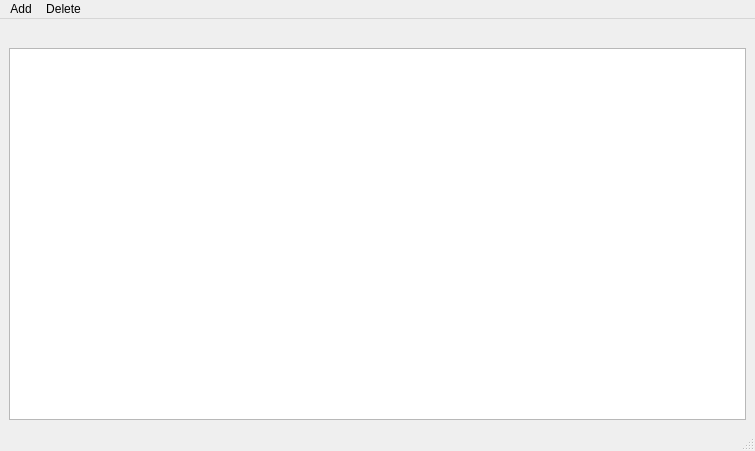
This is MyProj/mainwindow.ui in shahabbadihi/airport_managementt as Qt 5 draws it before an edit. The edited form follows.
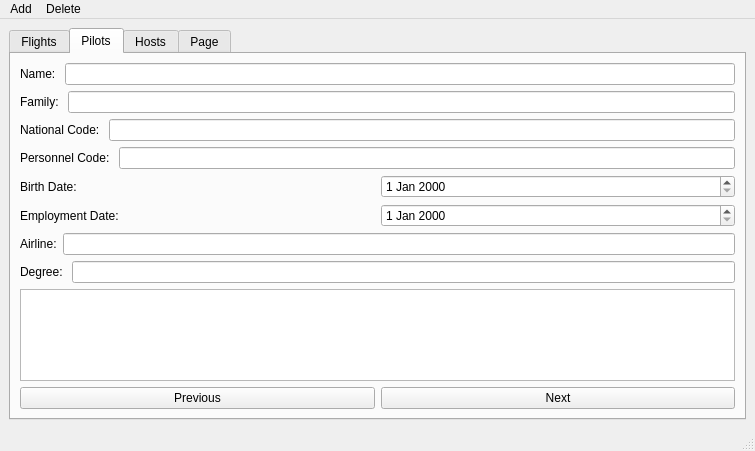
This is the edited form. The open tabs and pages were chosen to show the change.

Commit message: add pilots page INIT

```diff
--- a/MyProj/mainwindow.ui
+++ b/MyProj/mainwindow.ui
@@ -14,17 +14,200 @@
    <string>MainWindow</string>
   </property>
   <widget class="QWidget" name="centralwidget">
-   <layout class="QVBoxLayout" name="verticalLayout">
+   <layout class="QHBoxLayout" name="horizontalLayout">
     <item>
-     <widget class="QLabel" name="lblClock">
-      <property name="text">
-       <string/>
+     <widget class="QTabWidget" name="tabWidget">
+      <property name="enabled">
+       <bool>true</bool>
       </property>
+      <property name="currentIndex">
+       <number>0</number>
+      </property>
+      <property name="usesScrollButtons">
+       <bool>true</bool>
+      </property>
+      <property name="documentMode">
+       <bool>false</bool>
+      </property>
+      <property name="tabsClosable">
+       <bool>false</bool>
+      </property>
+      <property name="movable">
+       <bool>false</bool>
+      </property>
+      <widget class="QWidget" name="tabFlights">
+       <attribute name="title">
+        <string>Flights</string>
+       </attribute>
+       <layout class="QVBoxLayout" name="verticalLayout_2">
+        <item>
+         <widget class="QLabel" name="lblClock">
+          <property name="text">
+           <string/>
+          </property>
+         </widget>
+        </item>
+        <item>
+         <widget class="QTableView" name="tableView"/>
+        </item>
+       </layout>
+      </widget>
+      <widget class="QWidget" name="tabPilots">
+       <attribute name="title">
+        <string>Pilots</string>
+       </attribute>
+       <layout class="QVBoxLayout" name="verticalLayout">
+        <item>
+         <layout class="QVBoxLayout" name="verticalLayout_3">
+          <item>
+           <layout class="QHBoxLayout" name="horizontalLayout_7">
+            <item>
+             <widget class="QLabel" name="label_5">
+              <property name="text">
+               <string>Name: </string>
+              </property>
+             </widget>
+            </item>
+            <item>
+             <widget class="QLineEdit" name="txtNamePilot"/>
+            </item>
+           </layout>
+          </item>
+          <item>
+           <layout class="QHBoxLayout" name="horizontalLayout_10">
+            <item>
+             <widget class="QLabel" name="label_6">
+              <property name="text">
+               <string>Family: </string>
+              </property>
+             </widget>
+            </item>
+            <item>
+             <widget class="QLineEdit" name="txtFamilyPilot"/>
+            </item>
+           </layout>
+          </item>
+          <item>
+           <layout class="QHBoxLayout" name="horizontalLayout_9">
+            <item>
+             <widget class="QLabel" name="label_7">
+              <property name="text">
+               <string>National Code: </string>
+              </property>
+             </widget>
+            </item>
+            <item>
+             <widget class="QLineEdit" name="txtNationalCodePilot"/>
+            </item>
+           </layout>
+          </item>
+          <item>
+           <layout class="QHBoxLayout" name="horizontalLayout_12">
+            <item>
+             <widget class="QLabel" name="label_8">
+              <property name="text">
+               <string>Personnel Code: </string>
+              </property>
+             </widget>
+            </item>
+            <item>
+             <widget class="QLineEdit" name="txtPersonnelCodePilot"/>
+            </item>
+           </layout>
+          </item>
+          <item>
+           <layout class="QHBoxLayout" name="horizontalLayout_8">
+            <item>
+             <widget class="QLabel" name="label_9">
+              <property name="text">
+               <string>Birth Date:</string>
+              </property>
+             </widget>
+            </item>
+            <item>
+             <widget class="QDateEdit" name="dtBirthDatePliot"/>
+            </item>
+           </layout>
+          </item>
+          <item>
+           <layout class="QHBoxLayout" name="horizontalLayout_11">
+            <item>
+             <widget class="QLabel" name="label_10">
+              <property name="text">
+               <string>Employment Date: </string>
+              </property>
+             </widget>
+            </item>
+            <item>
+             <widget class="QDateEdit" name="dtEmploymentDatePilot"/>
+            </item>
+           </layout>
+          </item>
+          <item>
+           <layout class="QHBoxLayout" name="horizontalLayout_14">
+            <item>
+             <widget class="QLabel" name="lblAirline_2">
+              <property name="text">
+               <string>Airline:</string>
+              </property>
+             </widget>
+            </item>
+            <item>
+             <widget class="QLineEdit" name="txtAirlinePilot"/>
+            </item>
+           </layout>
+          </item>
+          <item>
+           <layout class="QHBoxLayout" name="horizontalLayout_13">
+            <item>
+             <widget class="QLabel" name="label_11">
+              <property name="text">
+               <string>Degree: </string>
+              </property>
+             </widget>
+            </item>
+            <item>
+             <widget class="QLineEdit" name="txtDegreePilot"/>
+            </item>
+           </layout>
+          </item>
+         </layout>
+        </item>
+        <item>
+         <widget class="QPlainTextEdit" name="plainTextEdit"/>
+        </item>
+        <item>
+         <layout class="QHBoxLayout" name="horizontalLayout_2">
+          <item>
+           <widget class="QPushButton" name="btnPrePilot">
+            <property name="text">
+             <string>Previous</string>
+            </property>
+           </widget>
+          </item>
+          <item>
+           <widget class="QPushButton" name="btnNextPilot">
+            <property name="text">
+             <string>Next</string>
+            </property>
+           </widget>
+          </item>
+         </layout>
+        </item>
+       </layout>
+      </widget>
+      <widget class="QWidget" name="tabHosts">
+       <attribute name="title">
+        <string>Hosts</string>
+       </attribute>
+      </widget>
+      <widget class="QWidget" name="tab_2">
+       <attribute name="title">
+        <string>Page</string>
+       </attribute>
+      </widget>
      </widget>
     </item>
-    <item>
-     <widget class="QTableView" name="tableView"/>
-    </item>
    </layout>
   </widget>
   <widget class="QMenuBar" name="menubar">
```
The commit also changes 22 other files.
